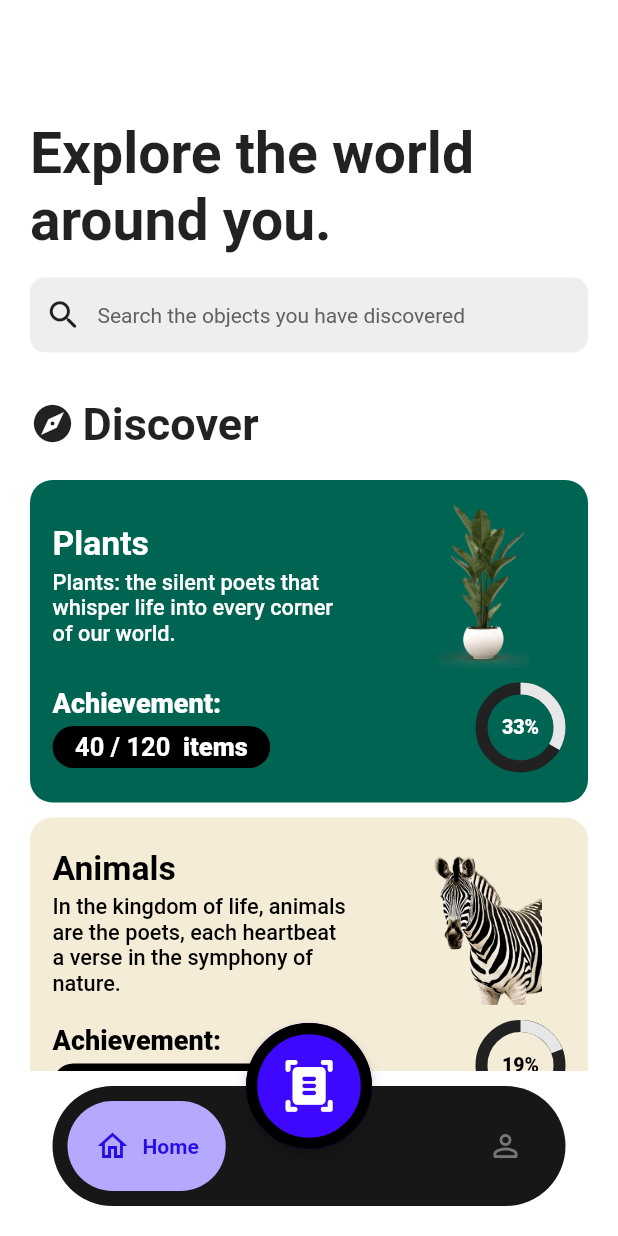
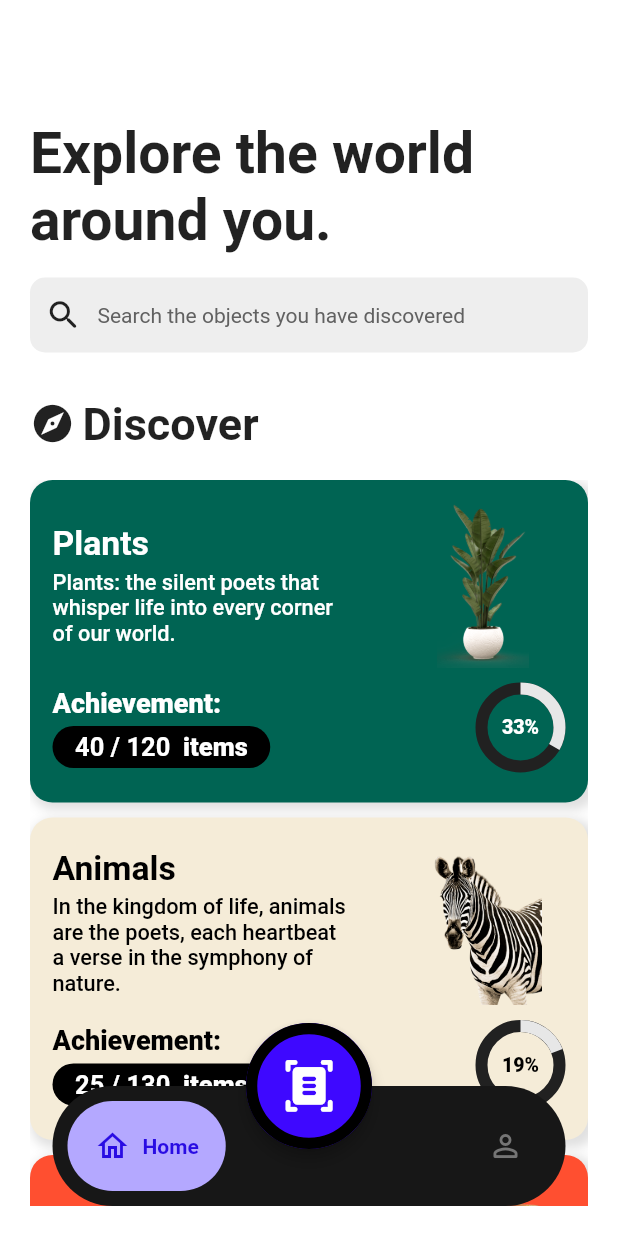
Before and after one commit to Codewire-github/ocular-vision-v2, a Flutter app: the screen it shows after launch, on a phone screen of 412 x 824 dp. Run offline on Flutter 3.47's test engine with Material 2 defaults, Android fonts, the phone set to English and light mode, and no system bars; drawn by our look-alikes of google_nav_bar, percent_indicator; our stand-ins replace get; missing offline and left inert: google_mlkit_object_detection; project files that could hold a hidden picture were left out.

Commit message:
Made bottomnavbar background transparent

```diff
--- a/ocular_vision/lib/src/common/categories.dart
+++ b/ocular_vision/lib/src/common/categories.dart
@@ -42,6 +42,13 @@ List<Categories> categories = [
       Colors.black),
   Categories(
       4,
+      'Furniture',
+      'Furniture: Fusion of form and function, weaving comfort and style into the fabric of your home.',
+      'assets/img/sofa.png',
+      const Color.fromARGB(255, 210, 180, 140),
+      Colors.black),
+  Categories(
+      5,
       'Birds',
       "Birds: Winged wonders, painting the skies with melodies of freedom.",
       'assets/img/eagle.png',
--- a/ocular_vision/lib/src/screens/explore_screen.dart
+++ b/ocular_vision/lib/src/screens/explore_screen.dart
@@ -14,7 +14,7 @@ class _ExploreScreenState extends State<ExploreScreen> {
     return Scaffold(
       backgroundColor: Colors.white,
       body: Padding(
-        padding: const EdgeInsets.fromLTRB(20, 80, 20, 10),
+        padding: const EdgeInsets.fromLTRB(20, 80, 20, 20),
         child: Column(
           crossAxisAlignment: CrossAxisAlignment.start,
           children: [
--- a/ocular_vision/lib/src/screens/root_screen.dart
+++ b/ocular_vision/lib/src/screens/root_screen.dart
@@ -30,7 +30,8 @@ class _RootScreenState extends State<RootScreen> {
     return GetMaterialApp(
       debugShowCheckedModeBanner: false,
       home: Scaffold(
-        backgroundColor: Colors.white,
+        extendBody: true,
+        backgroundColor: Colors.transparent,
         floatingActionButtonLocation: FloatingActionButtonLocation.centerDocked,
         floatingActionButton: Transform.scale(
           scale: 1.5,
--- a/ocular_vision/lib/src/widgets/categories_card_list.dart
+++ b/ocular_vision/lib/src/widgets/categories_card_list.dart
@@ -8,9 +8,9 @@ class CategoriesCardList extends StatelessWidget {
   @override
   Widget build(BuildContext context) {
     return ListView(
-      padding: const EdgeInsets.all(0),
+      padding: const EdgeInsets.only(bottom: 50),
       scrollDirection: Axis.vertical,
-      physics: const BouncingScrollPhysics(),
+      physics: const ClampingScrollPhysics().parent,
       children: [
         DiscoveryCard(
           index: categories[0].index,
@@ -58,6 +58,15 @@ class CategoriesCardList extends StatelessWidget {
             imgPath: categories[4].imgPath,
             totalItems: 110,
             discoveredItems: 35),
+        DiscoveryCard(
+            index: categories[5].index,
+            title: categories[5].title,
+            description: categories[5].description,
+            backgroundColor: categories[5].backgroundColor,
+            textColor: categories[5].fontColor,
+            imgPath: categories[5].imgPath,
+            totalItems: 110,
+            discoveredItems: 35),
       ],
     );
   }
--- a/ocular_vision/lib/src/widgets/discovery_card.dart
+++ b/ocular_vision/lib/src/widgets/discovery_card.dart
@@ -36,7 +36,17 @@ class DiscoveryCard extends StatelessWidget {
         padding: const EdgeInsets.all(15),
         margin: const EdgeInsets.only(bottom: 10),
         decoration: BoxDecoration(
-            color: backgroundColor, borderRadius: BorderRadius.circular(15)),
+          color: backgroundColor,
+          borderRadius: BorderRadius.circular(15),
+          boxShadow: [
+            BoxShadow(
+              color: Colors.grey[300]!, // Light shadow color
+              offset: Offset(3, 3), // Shadow position (horizontal, vertical)
+              blurRadius: 5, // Spread of the shadow
+              spreadRadius: 2, // Expands the shadow
+            ),
+          ],
+        ),
         child: Column(
           crossAxisAlignment: CrossAxisAlignment.start,
           children: [
--- a/ocular_vision/lib/src/widgets/items_list.dart
+++ b/ocular_vision/lib/src/widgets/items_list.dart
@@ -8,7 +8,7 @@ class ItemList extends StatelessWidget {
   Widget build(BuildContext context) {
     return SingleChildScrollView(
       child: Container(
-        padding: const EdgeInsets.symmetric(vertical: 15, horizontal: 20),
+        padding: const EdgeInsets.symmetric(vertical: 15, horizontal: 15),
         constraints: const BoxConstraints(
           minHeight: 300,
         ),
```
Also changed, not shown: ocular_vision/lib/src/widgets/item_card.dart (+23 -6 lines), ocular_vision/assets/img/sofa.png (added).
